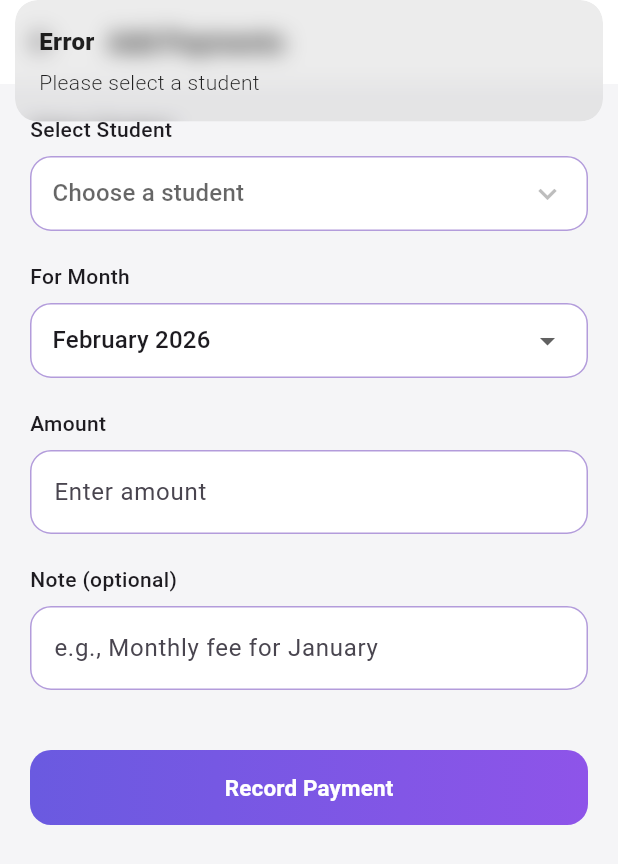
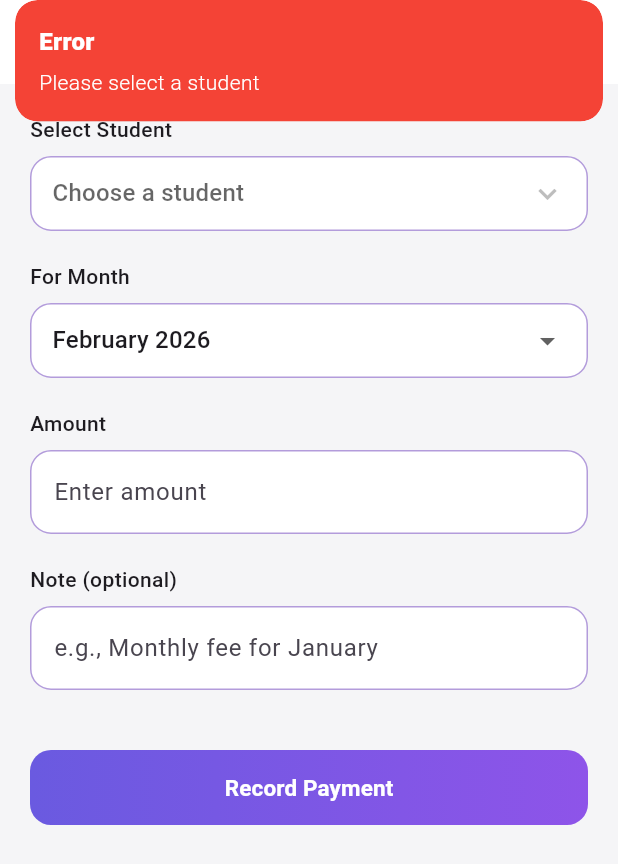
Before and after one commit to jayprajapati2246/music_class, a Flutter app: the AddPaymentPage screen opened directly, after a tap on "Record Payment", on a phone screen of 412 x 824 dp. Shown: the top 864 px of the screen. Run offline on Flutter 3.47's test engine with Material 3 defaults, Android fonts, the phone set to English and light mode, and no system bars; our stand-ins replace cloud_firestore, firebase_core, get, table_calendar; accounts and stored records are empty.

Commit message:
full complite

```diff
--- a/lib/screen/Payment/add_payment.dart
+++ b/lib/screen/Payment/add_payment.dart
@@ -209,12 +209,12 @@ class _AddPaymentPageState extends State<AddPaymentPage> {
                 child: ElevatedButton(
                   onPressed: () async {
                     if (selectedStudent == null) {
-                      Get.snackbar("Error", "Please select a student");
+                      Get.snackbar("Error", "Please select a student", backgroundColor: Colors.red, colorText: Colors.white);
                       return;
                     }
                     final double amount = double.tryParse(amountController.text) ?? 0;
                     if (amount <= 0) {
-                      Get.snackbar("Error", "Please enter a valid amount");
+                      Get.snackbar("Error", "Please enter a valid amount", backgroundColor: Colors.red, colorText: Colors.white);
                       return;
                     }
 
@@ -229,9 +229,9 @@ class _AddPaymentPageState extends State<AddPaymentPage> {
                     try {
                       await _paymentController.addPayment(payment);
                       Get.back();
-                      Get.snackbar("Success", "Payment recorded successfully");
+                      Get.snackbar("Success", "Payment recorded successfully", backgroundColor: Colors.green, colorText: Colors.white);
                     } catch (e) {
-                      Get.snackbar("Error", "Failed to record payment");
+                      Get.snackbar("Error", "Failed to record payment", backgroundColor: Colors.red, colorText: Colors.white);
                     }
                   },
                   style: ElevatedButton.styleFrom(
--- a/lib/screen/home.dart
+++ b/lib/screen/home.dart
@@ -114,7 +114,6 @@ class _HomePageState extends State<HomePage> {
 
             const SizedBox(height: 20),
 
-            /// Payment Section
             Padding(
               padding: const EdgeInsets.symmetric(horizontal: 16),
               child: Obx(
@@ -190,12 +189,11 @@ class _HomePageState extends State<HomePage> {
             ),
             const SizedBox(height: 30),
 
-            /// ================= DUE SUMMARY BOX =================
             Padding(
               padding: const EdgeInsets.symmetric(horizontal: 16),
               child: Obx(() {
                 if (controller.totalDues.value <= 0) {
-                  return const SizedBox(); // hide if no dues
+                  return const SizedBox();
                 }
 
                 return InkWell(
@@ -211,7 +209,6 @@ class _HomePageState extends State<HomePage> {
                     child: Column(
                       crossAxisAlignment: CrossAxisAlignment.start,
                       children: [
-                        /// Title Row
                         Row(
                           children: const [
                             Icon(
@@ -232,7 +229,6 @@ class _HomePageState extends State<HomePage> {
                         ),
 
                         const SizedBox(height: 8),
-
 
                         Text(
                           "${controller.studentsWithDues.value} students have pending payments totaling ₹${controller.totalDues.value.toStringAsFixed(0)}",
```
Also changed, not shown: lib/Logic/controller/Payments.dart (+10 -6 lines), lib/Logic/controller/home_controller.dart (+32 -16 lines), lib/screen.dart (+13 -0 lines).
